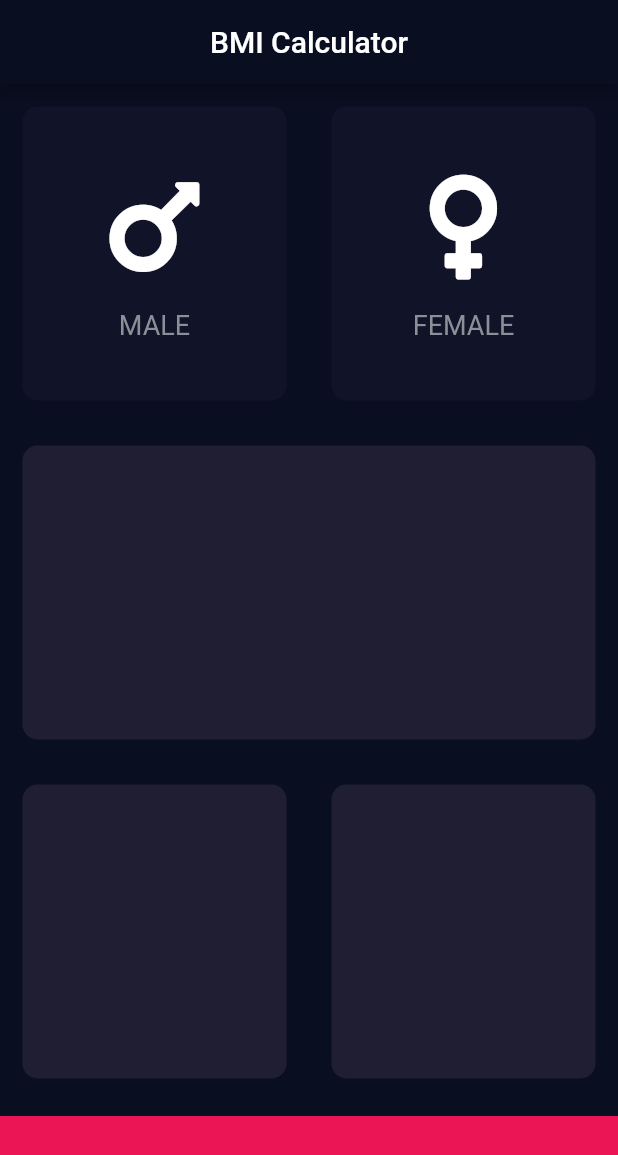
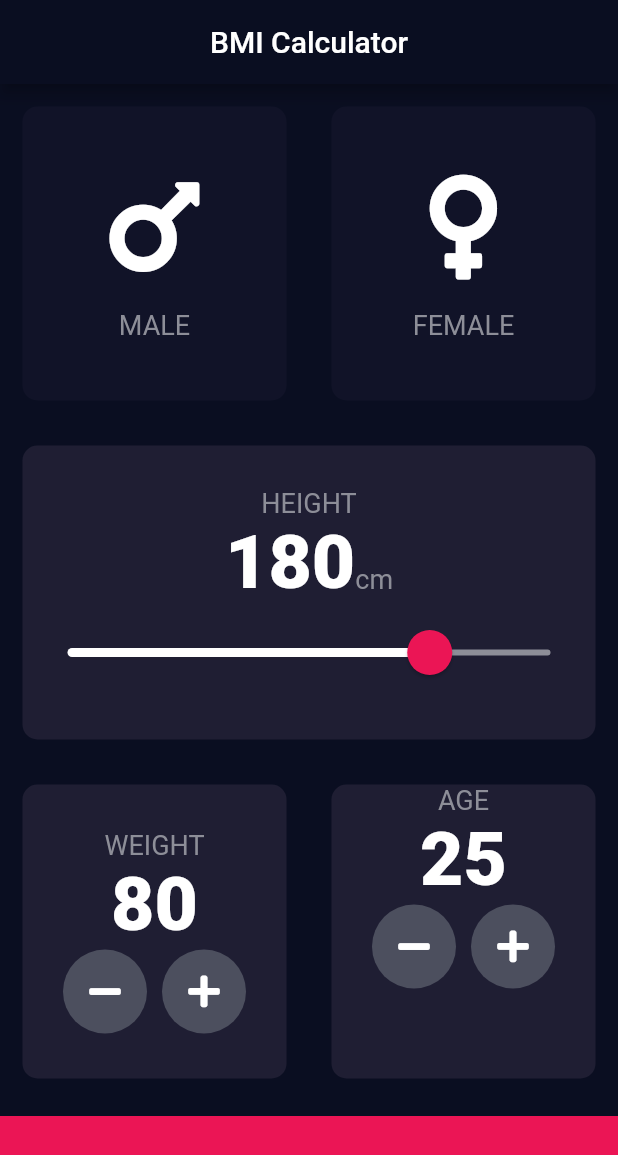
Before and after one commit to bselhorst/bmi_calculator, a Flutter app: the screen it shows after launch, on a phone screen of 412 x 824 dp. Shown: the top 1155 px of the screen. Run offline on Flutter 3.47's test engine with Material 2 defaults, Android fonts, the phone set to English and light mode, and no system bars; our stand-ins replace font_awesome_flutter.

Commit message:
update
update

```diff
--- /dev/null
+++ b/lib/constants.dart
@@ -0,0 +1,16 @@
+import 'package:flutter/material.dart';
+
+const kBottomContainerHeight = 80.0;
+const kActiveCardColour = Color(0xFF1F1E33);
+const kInactiveCardColour = Color(0xFF111328);
+const kBottomContainerColour = Color(0xFFEB1555);
+
+const kLabelTextStyle = TextStyle(
+  fontSize: 18,
+  color: Color(0xFF8D8E98),
+);
+
+const kNumberTextStyle = TextStyle(
+  fontSize: 50.0,
+  fontWeight: FontWeight.w900,
+);
--- a/lib/icon_content.dart
+++ b/lib/icon_content.dart
@@ -1,9 +1,5 @@
+import 'package:bmi_calculator/constants.dart';
 import 'package:flutter/material.dart';
-
-const labelTextStyle = TextStyle(
-  fontSize: 18,
-  color: Color(0xFF8D8E98),
-);
 
 class IconContent extends StatelessWidget {
   IconContent({this.icon, this.label});
@@ -24,7 +20,7 @@ class IconContent extends StatelessWidget {
         ),
         Text(
           label,
-          style: labelTextStyle,
+          style: kLabelTextStyle,
         ),
       ],
     );
--- a/lib/input_page.dart
+++ b/lib/input_page.dart
@@ -1,15 +1,9 @@
-import 'dart:ffi';
-
 import 'package:bmi_calculator/reusable_card.dart';
 import 'package:flutter/material.dart';
 import 'package:font_awesome_flutter/font_awesome_flutter.dart';
 
+import 'constants.dart';
 import 'icon_content.dart';
-
-const bottomContainerHeight = 80.0;
-const activeCardColour = Color(0xFF1F1E33);
-const inactiveCardColour = Color(0xFF111328);
-const bottomContainerColour = Color(0xFFEB1555);
 
 enum Gender {
   male,
@@ -23,6 +17,21 @@ class InputPage extends StatefulWidget {
 
 class _InputPageState extends State<InputPage> {
   Gender selectedGender;
+  int height = 180;
+  int weight = 80;
+  int age = 25;
+
+  weightFunction(int value) {
+    setState(() {
+      weight = weight + value;
+    });
+  }
+
+  ageFunction(int value) {
+    setState(() {
+      age = age + value;
+    });
+  }
 
   @override
   Widget build(BuildContext context) {
@@ -34,6 +43,7 @@ class _InputPageState extends State<InputPage> {
         centerTitle: true,
       ),
       body: Column(
+        crossAxisAlignment: CrossAxisAlignment.stretch,
         children: [
           Expanded(
             child: Row(
@@ -46,8 +56,8 @@ class _InputPageState extends State<InputPage> {
                       });
                     },
                     colour: selectedGender == Gender.male
-                        ? activeCardColour
-                        : inactiveCardColour,
+                        ? kActiveCardColour
+                        : kInactiveCardColour,
                     cardChild: IconContent(
                       icon: FontAwesomeIcons.mars,
                       label: 'MALE',
@@ -62,8 +72,8 @@ class _InputPageState extends State<InputPage> {
                       });
                     },
                     colour: selectedGender == Gender.female
-                        ? activeCardColour
-                        : inactiveCardColour,
+                        ? kActiveCardColour
+                        : kInactiveCardColour,
                     cardChild: IconContent(
                       icon: FontAwesomeIcons.venus,
                       label: 'FEMALE',
@@ -74,28 +84,168 @@ class _InputPageState extends State<InputPage> {
             ),
           ),
           Expanded(
-            child: ReusableCard(colour: activeCardColour),
+            child: ReusableCard(
+              colour: kActiveCardColour,
+              cardChild: Column(
+                mainAxisAlignment: MainAxisAlignment.center,
+                children: [
+                  Text(
+                    "HEIGHT",
+                    style: kLabelTextStyle,
+                  ),
+                  Row(
+                    mainAxisAlignment: MainAxisAlignment.center,
+                    crossAxisAlignment: CrossAxisAlignment.baseline,
+                    textBaseline: TextBaseline.alphabetic,
+                    children: [
+                      Text(
+                        height.toString(),
+                        style: kNumberTextStyle,
+                      ),
+                      Text(
+                        "cm",
+                        style: kLabelTextStyle,
+                      ),
+                    ],
+                  ),
+                  SliderTheme(
+                    data: SliderTheme.of(context).copyWith(
+                      inactiveTrackColor: Color(0xFF8D8E98),
+                      activeTrackColor: Colors.white,
+                      thumbColor: Color(0xFFEB1555),
+                      overlayColor: Color(0x29EB1555),
+                      thumbShape: RoundSliderThumbShape(
+                        enabledThumbRadius: 15,
+                      ),
+                      overlayShape: RoundSliderOverlayShape(
+                        overlayRadius: 30.0,
+                      ),
+                    ),
+                    child: Slider(
+                      value: height.toDouble(),
+                      min: 60,
+                      max: 220,
+                      onChanged: (double newValue) {
+                        setState(() {
+                          height = newValue.round();
+                        });
+                      },
+                    ),
+                  ),
+                ],
+              ),
+            ),
           ),
           Expanded(
             child: Row(
               children: [
                 Expanded(
-                  child: ReusableCard(colour: activeCardColour),
+                  child: ReusableCard(
+                    colour: kActiveCardColour,
+                    cardChild: Column(
+                      mainAxisAlignment: MainAxisAlignment.center,
+                      children: [
+                        Text(
+                          'WEIGHT',
+                          style: kLabelTextStyle,
+                        ),
+                        Text(
+                          weight.toString(),
+                          style: kNumberTextStyle,
+                        ),
+                        Row(
+                          mainAxisAlignment: MainAxisAlignment.center,
+                          children: [
+                            RoundIconButton(
+                              icon: FontAwesomeIcons.minus,
+                              onPressed: () {
+                                weightFunction(-1);
+                              },
+                            ),
+                            SizedBox(
+                              width: 10,
+                            ),
+                            RoundIconButton(
+                              icon: FontAwesomeIcons.plus,
+                              onPressed: () {
+                                weightFunction(1);
+                              },
+                            ),
+                          ],
+                        )
+                      ],
+                    ),
+                  ),
                 ),
                 Expanded(
-                  child: ReusableCard(colour: activeCardColour),
+                  child: ReusableCard(
+                    colour: kActiveCardColour,
+                    cardChild: Column(
+                      children: [
+                        Text(
+                          'AGE',
+                          style: kLabelTextStyle,
+                        ),
+                        Text(
+                          age.toString(),
+                          style: kNumberTextStyle,
+                        ),
+                        Row(
+                          mainAxisAlignment: MainAxisAlignment.center,
+                          children: [
+                            RoundIconButton(
+                              icon: FontAwesomeIcons.minus,
+                              onPressed: () {
+                                ageFunction(-1);
+                              },
+                            ),
+                            SizedBox(
+                              width: 10,
+                            ),
+                            RoundIconButton(
+                              icon: FontAwesomeIcons.plus,
+                              onPressed: () {
+                                ageFunction(1);
+                              },
+                            ),
+                          ],
+                        )
+                      ],
+                    ),
+                  ),
                 ),
               ],
             ),
           ),
           Container(
-            color: bottomContainerColour,
+            color: kBottomContainerColour,
             margin: EdgeInsets.only(top: 10.0),
             width: double.infinity,
-            height: bottomContainerHeight,
+            height: kBottomContainerHeight,
           ),
         ],
       ),
     );
   }
 }
+
+class RoundIconButton extends StatelessWidget {
+  RoundIconButton({@required this.icon, @required this.onPressed});
+  final IconData icon;
+  final Function onPressed;
+
+  @override
+  Widget build(BuildContext context) {
+    return RawMaterialButton(
+      onPressed: onPressed,
+      child: Icon(icon),
+      elevation: 0.0,
+      constraints: BoxConstraints.tightFor(
+        width: 56.0,
+        height: 56.0,
+      ),
+      shape: CircleBorder(),
+      fillColor: Color(0xFF4C4F5E),
+    );
+  }
+}
```
